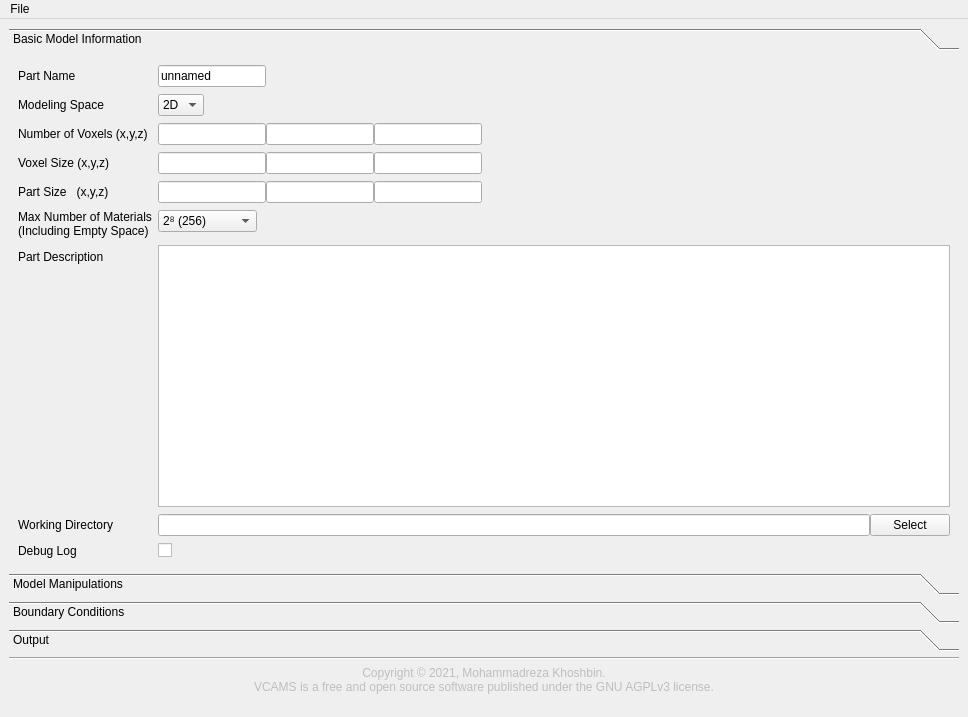
Before: the Qt Designer form gui/main_window.ui in mkhoshbin1/vcams, drawn with Qt 5.
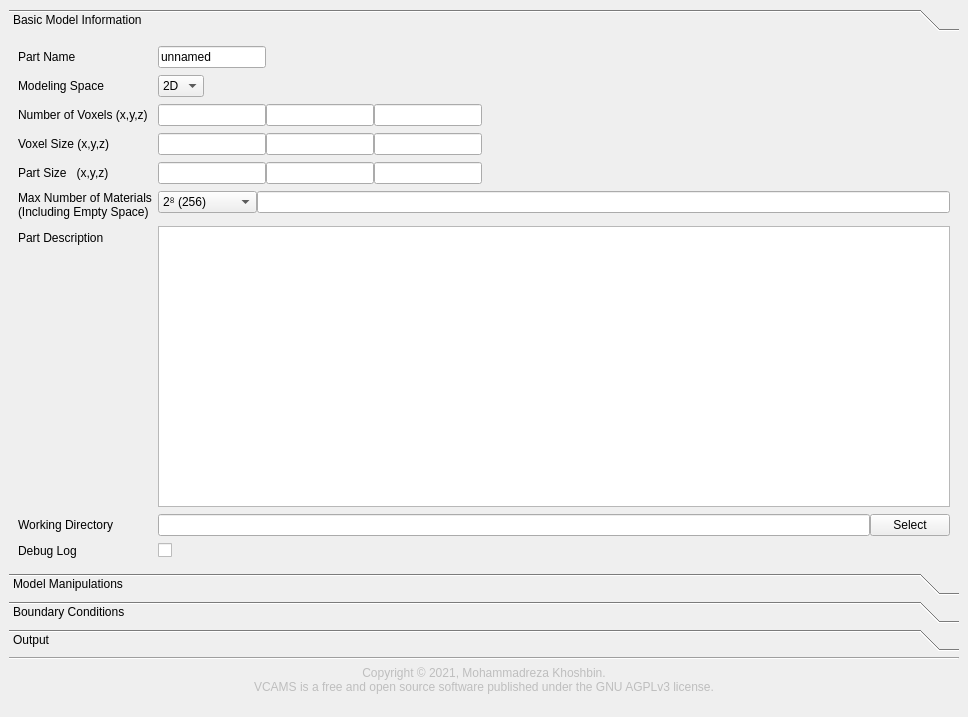
After: the same form once the commit is applied. Icons and pictures are not drawn.

Commit message: - added validators for Tab: Basic Model Information.

```diff
--- a/gui/main_window.ui
+++ b/gui/main_window.ui
@@ -265,6 +265,8 @@
            </widget>
           </item>
           <item row="5" column="1">
+           <layout class="QHBoxLayout" name="num_mats_layout">
+            <item>
            <widget class="QComboBox" name="num_mats_combo">
             <property name="sizePolicy">
              <sizepolicy hsizetype="Fixed" vsizetype="Fixed">
@@ -294,6 +296,11 @@
             </item>
            </widget>
           </item>
+            <item>
+             <widget class="QLineEdit" name="model_size_field"/>
+            </item>
+           </layout>
+          </item>
           <item row="6" column="0">
            <widget class="QLabel" name="part_description_label">
             <property name="text">
@@ -835,16 +842,6 @@
      <height>26</height>
     </rect>
    </property>
-   <widget class="QMenu" name="menuFile">
-    <property name="title">
-     <string>File</string>
-    </property>
-    <addaction name="action_import_settings"/>
-    <addaction name="action_export_settings"/>
-    <addaction name="separator"/>
-    <addaction name="action_exit"/>
-   </widget>
-   <addaction name="menuFile"/>
   </widget>
   <action name="action_import_settings">
    <property name="text">
```
Left out of the diff: 3 changed lines with no effect on the pictures. Lines whose indentation alone changed are shown as unchanged. The commit also changes 3 other files.
